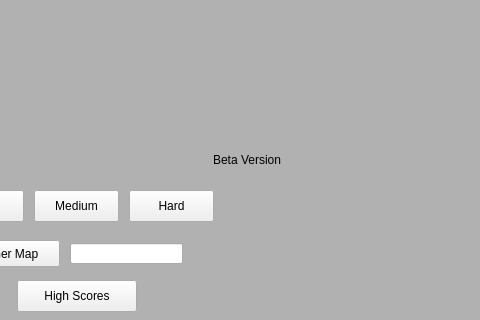
Old version of the form titlescreen.ui in the repository bstee615/project; both pictures show x 435 to 915 and y 230 to 550 of the 1024 by 768 pixel window.
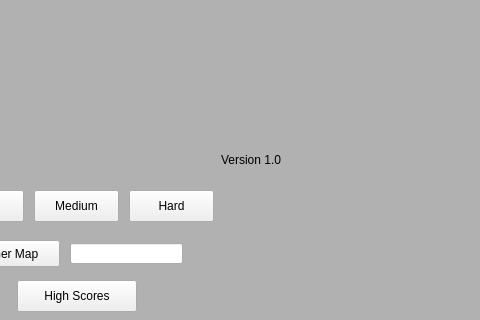
New version of the form. Icons and pictures are not drawn.

```diff
--- a/titlescreen.ui
+++ b/titlescreen.ui
@@ -74,7 +74,7 @@
     <string notr="true">font: 7pt &quot;Droid Sans&quot;;</string>
    </property>
    <property name="text">
-    <string>Beta Version</string>
+    <string>Version 1.0</string>
    </property>
    <property name="alignment">
     <set>Qt::AlignRight|Qt::AlignTrailing|Qt::AlignVCenter</set>
```
Left out of the diff: 2 changed lines with no effect on the pictures.
